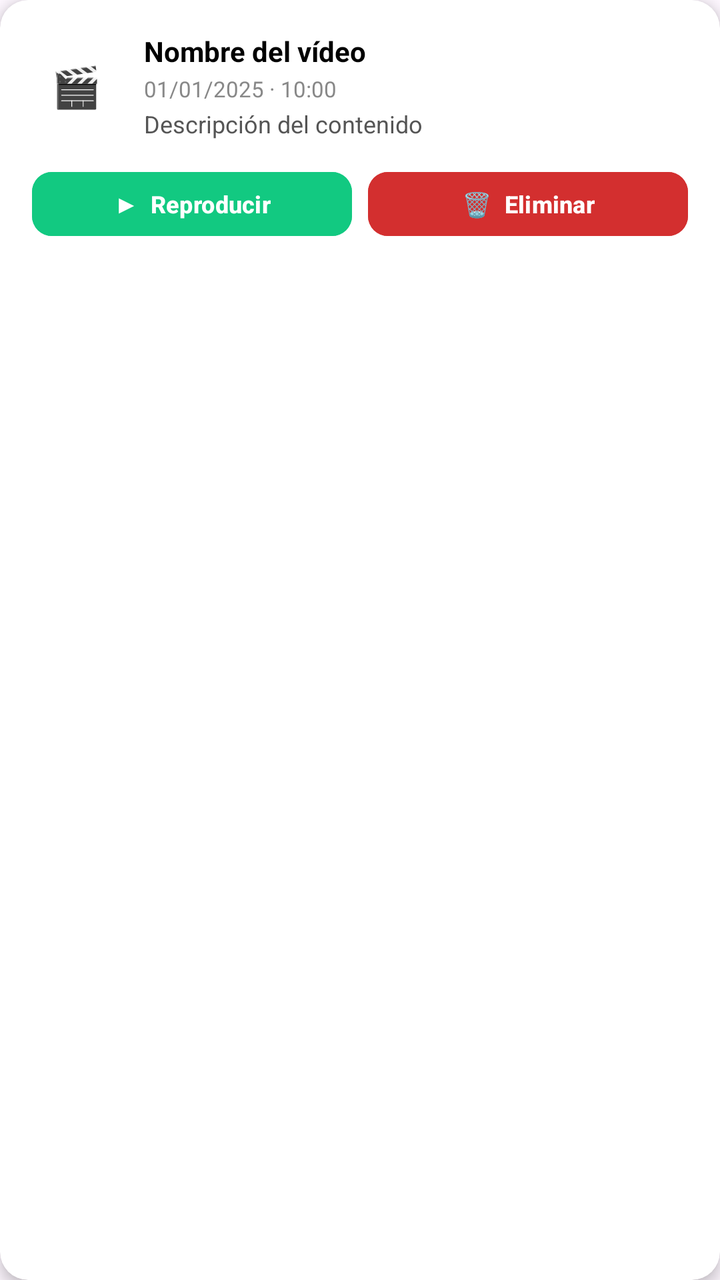
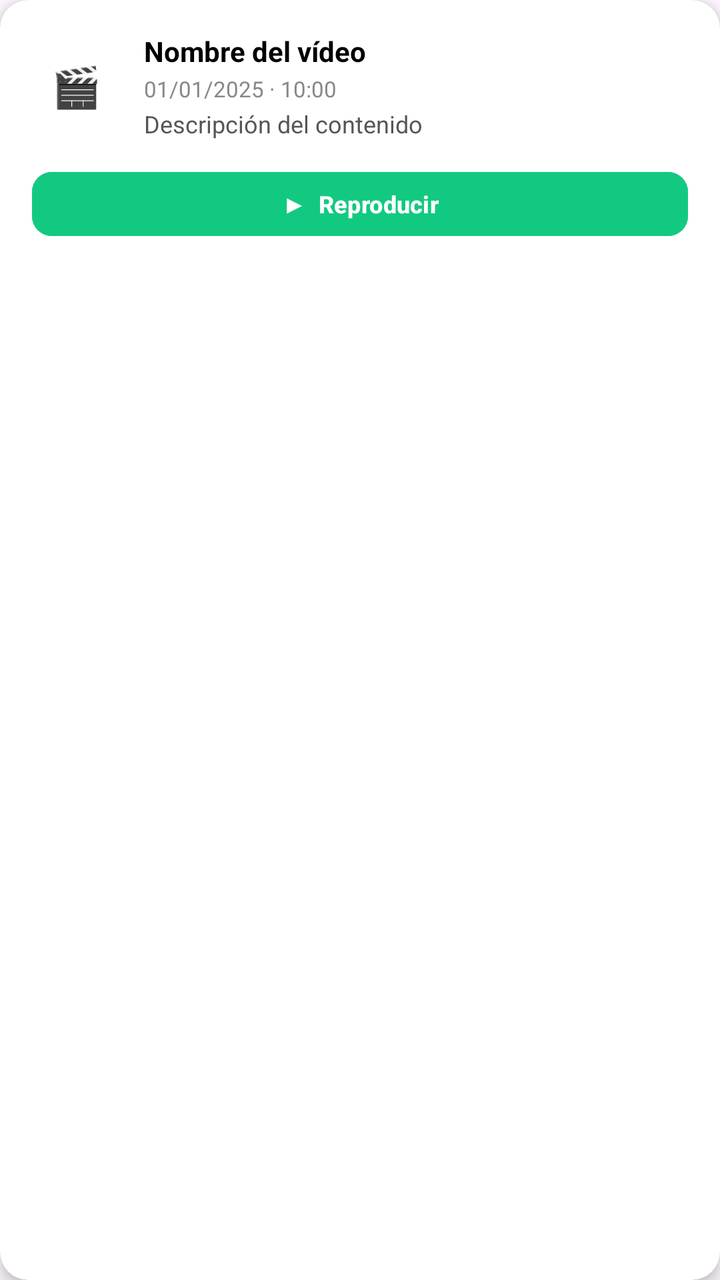

The first picture is an Android layout as it rendered before a commit; the second is the same layout after the commit. The layout source and the unified diff follow.
<!-- AndroidManifest.xml: application theme Theme.SportivaBookingAndroid -->
<!-- res/layout/item_media.xml -->
<?xml version="1.0" encoding="utf-8"?>
<androidx.cardview.widget.CardView
    xmlns:android="http://schemas.android.com/apk/res/android"
    xmlns:app="http://schemas.android.com/apk/res-auto"
    android:layout_width="match_parent"
    android:layout_height="wrap_content"
    android:layout_marginBottom="12dp"
    app:cardBackgroundColor="@color/white"
    app:cardCornerRadius="14dp"
    app:cardElevation="4dp">

    <LinearLayout
        android:layout_width="match_parent"
        android:layout_height="wrap_content"
        android:orientation="vertical"
        android:padding="16dp">

        
        <LinearLayout
            android:layout_width="match_parent"
            android:layout_height="wrap_content"
            android:gravity="center_vertical"
            android:orientation="horizontal">

            
            <TextView
                android:layout_width="44dp"
                android:layout_height="44dp"
                android:gravity="center"
                android:text="🎬"
                android:textSize="20sp" />

            
            <LinearLayout
                android:layout_width="0dp"
                android:layout_height="wrap_content"
                android:layout_marginStart="12dp"
                android:layout_weight="1"
                android:orientation="vertical">

                <TextView
                    android:id="@+id/tvMediaNombre"
                    android:layout_width="wrap_content"
                    android:layout_height="wrap_content"
                    android:ellipsize="end"
                    android:maxLines="1"
                    android:text="Nombre del vídeo"
                    android:textColor="@color/black"
                    android:textSize="14sp"
                    android:textStyle="bold" />

                <TextView
                    android:id="@+id/tvMediaFecha"
                    android:layout_width="wrap_content"
                    android:layout_height="wrap_content"
                    android:layout_marginTop="2dp"
                    android:text="01/01/2025 · 10:00"
                    android:textColor="#888888"
                    android:textSize="11sp" />

                <TextView
                    android:id="@+id/tvMediaDescripcion"
                    android:layout_width="wrap_content"
                    android:layout_height="wrap_content"
                    android:layout_marginTop="2dp"
                    android:ellipsize="end"
                    android:maxLines="2"
                    android:text="Descripción del contenido"
                    android:textColor="#555555"
                    android:textSize="12sp" />
            </LinearLayout>
        </LinearLayout>

        
        <LinearLayout
            android:layout_width="match_parent"
            android:layout_height="wrap_content"
            android:layout_marginTop="12dp"
            android:orientation="horizontal">

            <Button
                android:id="@+id/btnReproducirMedia"
                android:layout_width="0dp"
                android:layout_height="40dp"
                android:layout_marginEnd="8dp"
                android:layout_weight="1"
                android:backgroundTint="@color/background"
                android:text="▶  Reproducir"
                android:textColor="@color/white"
                android:textSize="12sp"
                android:textStyle="bold"
                app:cornerRadius="10dp" />

            <Button
                android:id="@+id/btnEliminarMedia"
                android:layout_width="0dp"
                android:layout_height="40dp"
                android:layout_weight="1"
                android:backgroundTint="#D32F2F"
                android:text="🗑  Eliminar"
                android:textColor="@color/white"
                android:textSize="12sp"
                android:textStyle="bold"
                app:cornerRadius="10dp" />
        </LinearLayout>

    </LinearLayout>
</androidx.cardview.widget.CardView>
<!-- resources referenced by this layout -->
<resources>
  <color name="background">#12C981</color>
  <color name="black">#FF000000</color>
  <color name="white">#FFFFFFFF</color>
  <style name="Theme.SportivaBookingAndroid" parent="Base.Theme.SportivaBookingAndroid" />
  <style name="Base.Theme.SportivaBookingAndroid" parent="Theme.Material3.DayNight.NoActionBar">
          
          
      </style>
</resources>

<!-- the commit's change to res/layout/item_media.xml (unified diff, before → after) -->
@@ -80,10 +80,8 @@
 
             <Button
                 android:id="@+id/btnReproducirMedia"
-                android:layout_width="0dp"
+                android:layout_width="match_parent"
                 android:layout_height="40dp"
-                android:layout_marginEnd="8dp"
-                android:layout_weight="1"
                 android:backgroundTint="@color/background"
                 android:text="▶  Reproducir"
                 android:textColor="@color/white"
@@ -91,17 +89,6 @@
                 android:textStyle="bold"
                 app:cornerRadius="10dp" />
 
-            <Button
-                android:id="@+id/btnEliminarMedia"
-                android:layout_width="0dp"
-                android:layout_height="40dp"
-                android:layout_weight="1"
-                android:backgroundTint="#D32F2F"
-                android:text="🗑  Eliminar"
-                android:textColor="@color/white"
-                android:textSize="12sp"
-                android:textStyle="bold"
-                app:cornerRadius="10dp" />
         </LinearLayout>
 
     </LinearLayout>
